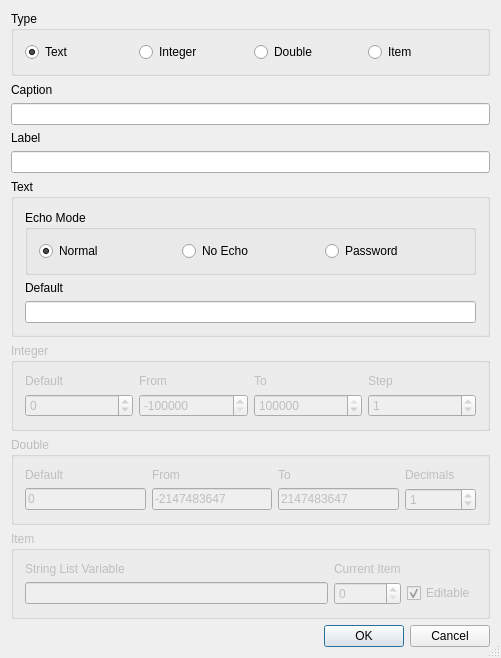
Above: Plugins/WizardPlugins/InputDialogWizard/InputDialogWizardDialog.ui from testmana2/test before the change. Below: the same form after it.
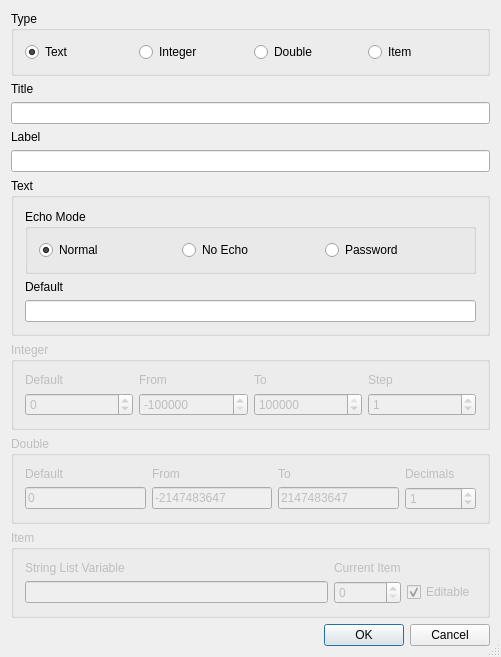
That is the form after the change.

Diff of the .ui file:
```diff
--- a/Plugins/WizardPlugins/InputDialogWizard/InputDialogWizardDialog.ui
+++ b/Plugins/WizardPlugins/InputDialogWizard/InputDialogWizardDialog.ui
@@ -7,7 +7,7 @@
     <x>0</x>
     <y>0</y>
     <width>501</width>
-    <height>658</height>
+    <height>581</height>
    </rect>
   </property>
   <property name="windowTitle">
@@ -60,7 +60,7 @@
    <item>
     <widget class="QLabel" name="TextLabel1">
      <property name="text">
-      <string>Caption</string>
+      <string>Title</string>
      </property>
     </widget>
    </item>
```
